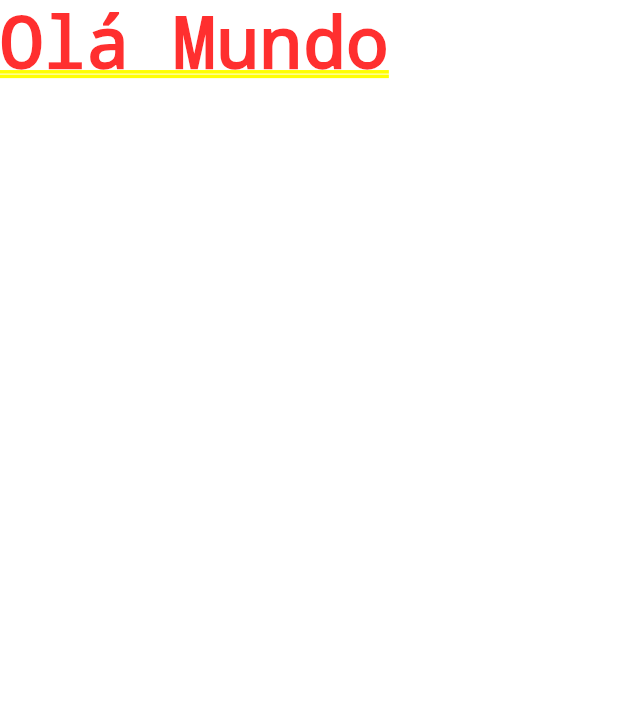
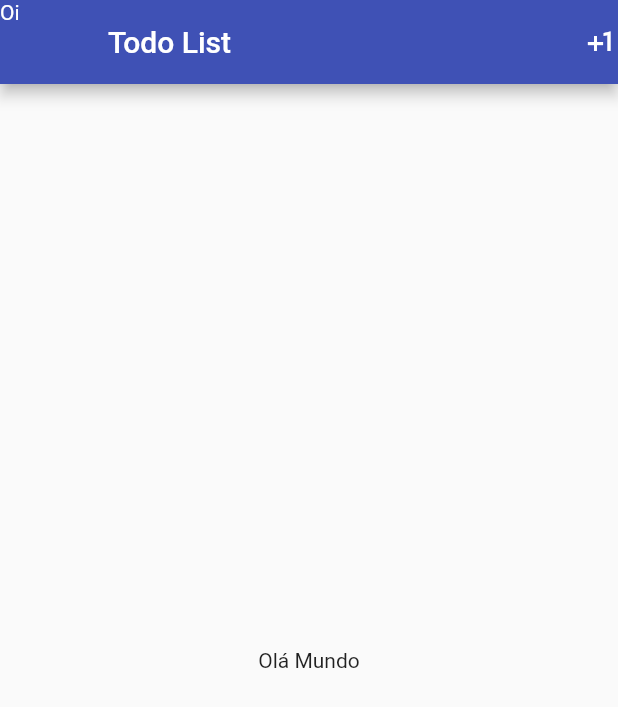
Before and after one commit to jamesSena/MyFlutter, a Flutter app: the screen it shows after launch, on a phone screen of 412 x 824 dp. Shown: the top 707 px of the screen. Run offline on Flutter 3.47's test engine with Material 2 defaults, Android fonts, the phone set to English and light mode, and no system bars.

Commit message:
Trabalhando com appBar

```diff
--- a/lib/main.dart
+++ b/lib/main.dart
@@ -10,7 +10,7 @@ class MyApp extends StatelessWidget {
       title: 'Primeiro APP com Flutter',
       debugShowCheckedModeBanner: false,
       theme: ThemeData(
-        primarySwatch: Colors.blue,
+        primarySwatch: Colors.indigo,
       ),
       home: MyHomePage(),
     );
@@ -19,10 +19,20 @@ class MyApp extends StatelessWidget {
 
 class MyHomePage extends StatelessWidget {
   @override
-  Widget build(BuildContext context)
-  {
-    return Container(
-      child: Text("Olá Mundo"),
+  Widget build(BuildContext context) {
+    return Scaffold(
+      appBar: AppBar(
+        leading: Text("Oi"),
+        title: Text("Todo List"),
+        actions: <Widget>[
+          Icon(Icons.plus_one)
+        ],
+      ),
+      body: Container(
+        child: Center(
+          child: Text("Olá Mundo")
+          ),
+      ),
     );
   }
 }
```
Also changed, not shown: pubspec.lock, 1 other file.
